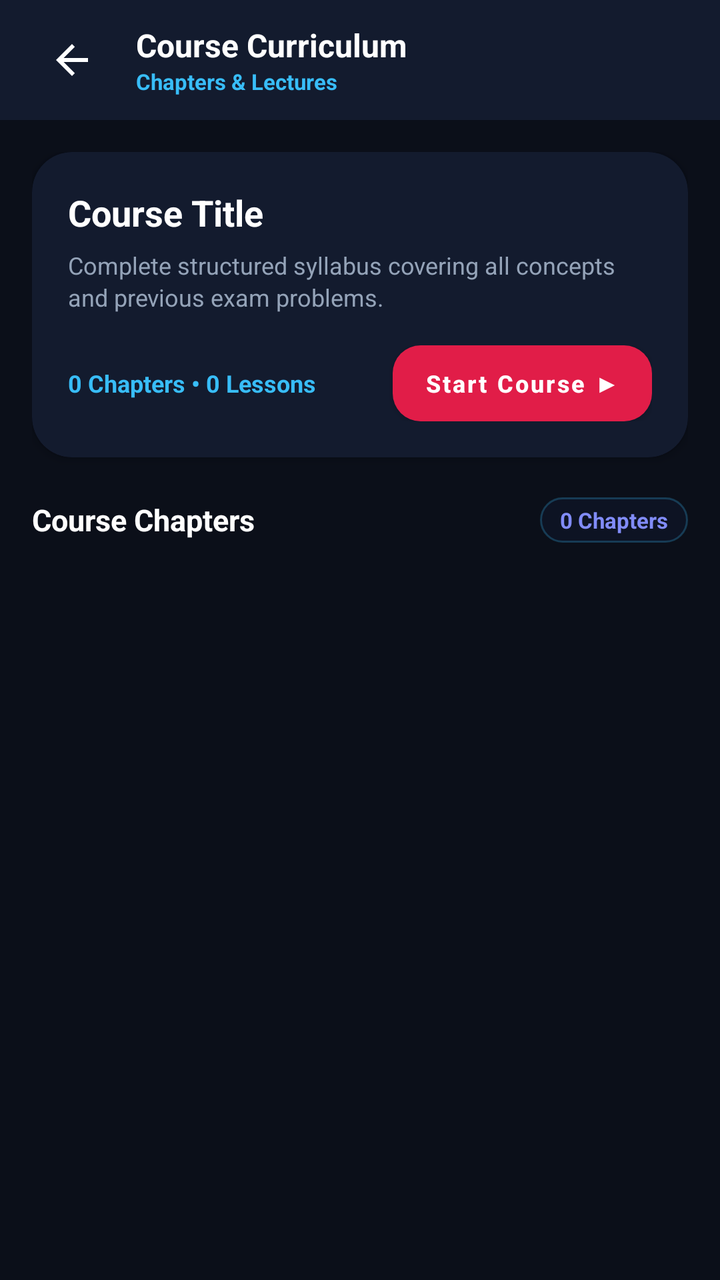
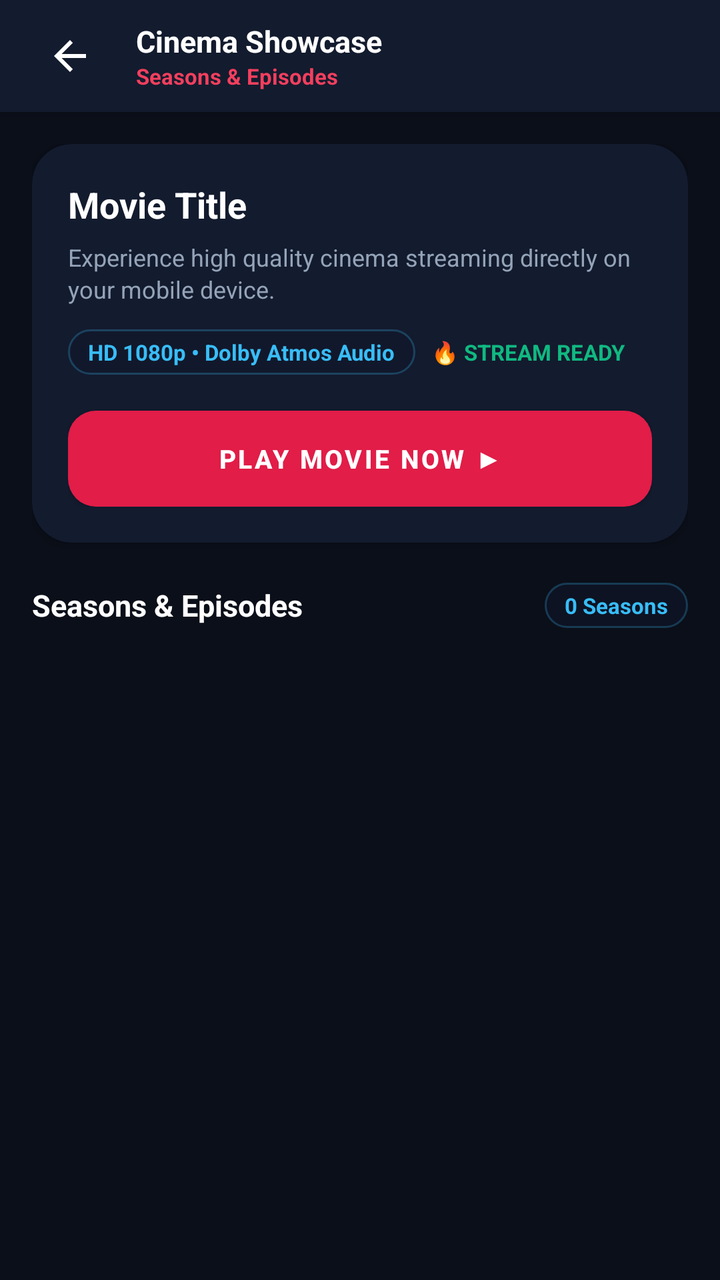

An Android layout rendered at two revisions. The XML below is the earlier revision; the diff shows what the commit changed to produce the second picture.
<!-- AndroidManifest.xml: application theme Theme.CinemasApp -->
<!-- res/layout/activity_media_detail.xml -->
<?xml version="1.0" encoding="utf-8"?>
<LinearLayout xmlns:android="http://schemas.android.com/apk/res/android"
    xmlns:app="http://schemas.android.com/apk/res-auto"
    android:layout_width="match_parent"
    android:layout_height="match_parent"
    android:orientation="vertical"
    android:background="#0B0F19">

    
    <RelativeLayout
        android:id="@+id/chaptersTopBar"
        android:layout_width="match_parent"
        android:layout_height="60dp"
        android:paddingHorizontal="16dp"
        android:background="#131B2E">

        <ImageButton
            android:id="@+id/btnBackFromChapters"
            android:layout_width="40dp"
            android:layout_height="40dp"
            android:layout_centerVertical="true"
            android:background="?attr/selectableItemBackgroundBorderless"
            android:src="@drawable/ic_arrow_back"
            android:tint="#FFFFFF"
            android:contentDescription="Back" />

        <LinearLayout
            android:layout_width="wrap_content"
            android:layout_height="wrap_content"
            android:layout_centerVertical="true"
            android:layout_toEndOf="@id/btnBackFromChapters"
            android:layout_marginStart="12dp"
            android:orientation="vertical">

            <TextView
                android:id="@+id/tvTopCourseTitle"
                android:layout_width="wrap_content"
                android:layout_height="wrap_content"
                android:text="Course Curriculum"
                android:textColor="#FFFFFF"
                android:textSize="16sp"
                android:textStyle="bold"
                android:maxLines="1"
                android:ellipsize="end" />

            <TextView
                android:id="@+id/tvTopCourseSubtitle"
                android:layout_width="wrap_content"
                android:layout_height="wrap_content"
                android:text="Chapters &amp; Lectures"
                android:textColor="#38BDF8"
                android:textSize="11sp"
                android:textStyle="bold" />
        </LinearLayout>
    </RelativeLayout>

    <androidx.core.widget.NestedScrollView
        android:layout_width="match_parent"
        android:layout_height="0dp"
        android:layout_weight="1"
        android:fillViewport="true">

        <LinearLayout
            android:layout_width="match_parent"
            android:layout_height="wrap_content"
            android:orientation="vertical"
            android:padding="16dp">

            
            <androidx.cardview.widget.CardView
                android:layout_width="match_parent"
                android:layout_height="wrap_content"
                android:layout_marginBottom="20dp"
                app:cardCornerRadius="20dp"
                app:cardElevation="3dp"
                app:cardBackgroundColor="#131B2E">

                <LinearLayout
                    android:layout_width="match_parent"
                    android:layout_height="wrap_content"
                    android:orientation="vertical"
                    android:padding="18dp">

                    <LinearLayout
                        android:layout_width="match_parent"
                        android:layout_height="wrap_content"
                        android:orientation="vertical">

                        <TextView
                            android:id="@+id/tvHeaderCourseTitle"
                            android:layout_width="match_parent"
                            android:layout_height="wrap_content"
                            android:text="Course Title"
                            android:textColor="#FFFFFF"
                            android:textSize="18sp"
                            android:textStyle="bold" />

                        <TextView
                            android:id="@+id/tvHeaderCourseDesc"
                            android:layout_width="match_parent"
                            android:layout_height="wrap_content"
                            android:layout_marginTop="6dp"
                            android:text="Complete structured syllabus covering all concepts and previous exam problems."
                            android:textColor="#94A3B8"
                            android:textSize="12sp"
                            android:lineSpacingExtra="2dp" />
                    </LinearLayout>

                    
                    <LinearLayout
                        android:layout_width="match_parent"
                        android:layout_height="wrap_content"
                        android:layout_marginTop="16dp"
                        android:orientation="horizontal"
                        android:gravity="center_vertical">

                        <TextView
                            android:id="@+id/tvCurriculumStats"
                            android:layout_width="0dp"
                            android:layout_height="wrap_content"
                            android:layout_weight="1"
                            android:text="0 Chapters • 0 Lessons"
                            android:textColor="#38BDF8"
                            android:textSize="12sp"
                            android:textStyle="bold" />

                        <Button
                            android:id="@+id/btnStartLearning"
                            android:layout_width="wrap_content"
                            android:layout_height="38dp"
                            android:background="@drawable/bg_gradient_brand"
                            android:text="Start Course ▶"
                            android:textColor="#FFFFFF"
                            android:textSize="12sp"
                            android:textStyle="bold"
                            android:textAllCaps="false"
                            android:paddingHorizontal="16dp" />
                    </LinearLayout>
                </LinearLayout>
            </androidx.cardview.widget.CardView>

            
            <LinearLayout
                android:layout_width="match_parent"
                android:layout_height="wrap_content"
                android:layout_marginBottom="12dp"
                android:orientation="horizontal"
                android:gravity="center_vertical">

                <TextView
                    android:layout_width="0dp"
                    android:layout_height="wrap_content"
                    android:layout_weight="1"
                    android:text="Course Chapters"
                    android:textColor="#FFFFFF"
                    android:textSize="15sp"
                    android:textStyle="bold" />

                <TextView
                    android:id="@+id/tvChapterCountPill"
                    android:layout_width="wrap_content"
                    android:layout_height="wrap_content"
                    android:background="@drawable/bg_glass_pill"
                    android:paddingHorizontal="10dp"
                    android:paddingVertical="4dp"
                    android:text="0 Chapters"
                    android:textColor="#818CF8"
                    android:textSize="11sp"
                    android:textStyle="bold" />
            </LinearLayout>

            
            <ProgressBar
                android:id="@+id/chaptersLoader"
                android:layout_width="48dp"
                android:layout_height="48dp"
                android:layout_gravity="center"
                android:layout_marginTop="32dp"
                android:indeterminateTint="#6366F1" />

            
            <LinearLayout
                android:id="@+id/layoutEmptyChapters"
                android:layout_width="match_parent"
                android:layout_height="wrap_content"
                android:orientation="vertical"
                android:gravity="center"
                android:layout_marginTop="40dp"
                android:visibility="gone">

                <ImageView
                    android:layout_width="56dp"
                    android:layout_height="56dp"
                    android:src="@drawable/ic_folder"
                    android:tint="#475569" />

                <TextView
                    android:layout_width="wrap_content"
                    android:layout_height="wrap_content"
                    android:layout_marginTop="12dp"
                    android:text="No chapters or lessons uploaded yet"
                    android:textColor="#64748B"
                    android:textSize="14sp"
                    android:textStyle="bold" />

                <TextView
                    android:layout_width="wrap_content"
                    android:layout_height="wrap_content"
                    android:layout_marginTop="4dp"
                    android:text="New lectures will appear here once added by the faculty"
                    android:textColor="#475569"
                    android:textSize="11sp" />
            </LinearLayout>

            
            <androidx.recyclerview.widget.RecyclerView
                android:id="@+id/rvChapters"
                android:layout_width="match_parent"
                android:layout_height="wrap_content"
                android:nestedScrollingEnabled="false" />

        </LinearLayout>
    </androidx.core.widget.NestedScrollView>

</LinearLayout>
<!-- resources referenced by this layout -->
<resources>
  <!-- drawable bg_glass_pill (drawable) -->
  <?xml version="1.0" encoding="utf-8"?>
  <shape xmlns:android="http://schemas.android.com/apk/res/android"
      android:shape="rectangle">
      <corners android:radius="20dp" />
      <solid android:color="#990F172A" />
      <stroke android:width="1dp" android:color="#4038BDF8" />
  </shape>
  <!-- drawable bg_gradient_brand (drawable) -->
  <?xml version="1.0" encoding="utf-8"?>
  <ripple xmlns:android="http://schemas.android.com/apk/res/android"
      android:color="#40FFFFFF">
      <item>
          <shape android:shape="rectangle">
              <corners android:radius="14dp" />
              <gradient
                  android:angle="45"
                  android:startColor="#4F46E5"
                  android:endColor="#7C3AED"
                  android:type="linear" />
          </shape>
      </item>
  </ripple>
  <!-- drawable ic_arrow_back (drawable) -->
  <vector xmlns:android="http://schemas.android.com/apk/res/android"
      android:width="24dp"
      android:height="24dp"
      android:viewportWidth="24"
      android:viewportHeight="24">
      <path
          android:fillColor="#FFFFFFFF"
          android:pathData="M20,11H7.83l5.59,-5.59L12,4l-8,8 8,8 1.41,-1.41L7.83,13H20v-2z"/>
  </vector>
  <!-- drawable ic_folder (drawable) -->
  <vector xmlns:android="http://schemas.android.com/apk/res/android"
      android:width="24dp"
      android:height="24dp"
      android:viewportWidth="24"
      android:viewportHeight="24">
      <path
          android:fillColor="#6366F1"
          android:pathData="M10,4H4c-1.1,0 -1.99,0.9 -1.99,2L2,18c0,1.1 0.9,2 2,2h16c1.1,0 2,-0.9 2,-2V8c0,-1.1 -0.9,-2 -2,-2h-8l-2,-2z"/>
  </vector>
  <style name="Theme.CinemasApp" parent="Theme.MaterialComponents.DayNight.NoActionBar">
          <item name="colorPrimary">#E11D48</item>
          <item name="colorPrimaryVariant">#BE123C</item>
          <item name="colorOnPrimary">#FFFFFF</item>
          <item name="colorSecondary">#F59E0B</item>
          <item name="colorOnSecondary">#0B0F19</item>
          <item name="android:statusBarColor">#0B0F19</item>
          <item name="android:navigationBarColor">#0B0F19</item>
          <item name="android:windowBackground">#0B0F19</item>
      </style>
</resources>

<!-- the commit's change to res/layout/activity_media_detail.xml (unified diff, before → after) -->
@@ -8,47 +8,47 @@
 
     
     <RelativeLayout
-        android:id="@+id/chaptersTopBar"
         android:layout_width="match_parent"
-        android:layout_height="60dp"
+        android:layout_height="56dp"
+        android:background="#131B2E"
         android:paddingHorizontal="16dp"
-        android:background="#131B2E">
+        android:elevation="4dp">
 
         <ImageButton
-            android:id="@+id/btnBackFromChapters"
-            android:layout_width="40dp"
-            android:layout_height="40dp"
+            android:id="@+id/btnBackFromDetails"
+            android:layout_width="38dp"
+            android:layout_height="38dp"
             android:layout_centerVertical="true"
-            android:background="?attr/selectableItemBackgroundBorderless"
             android:src="@drawable/ic_arrow_back"
             android:tint="#FFFFFF"
+            android:background="?attr/selectableItemBackgroundBorderless"
             android:contentDescription="Back" />
 
         <LinearLayout
             android:layout_width="wrap_content"
             android:layout_height="wrap_content"
             android:layout_centerVertical="true"
-            android:layout_toEndOf="@id/btnBackFromChapters"
-            android:layout_marginStart="12dp"
+            android:layout_toEndOf="@id/btnBackFromDetails"
+            android:layout_marginStart="14dp"
             android:orientation="vertical">
 
             <TextView
-                android:id="@+id/tvTopCourseTitle"
+                android:id="@+id/tvTopMediaTitle"
                 android:layout_width="wrap_content"
                 android:layout_height="wrap_content"
-                android:text="Course Curriculum"
+                android:text="Cinema Showcase"
                 android:textColor="#FFFFFF"
-                android:textSize="16sp"
+                android:textSize="15sp"
                 android:textStyle="bold"
                 android:maxLines="1"
                 android:ellipsize="end" />
 
             <TextView
-                android:id="@+id/tvTopCourseSubtitle"
+                android:id="@+id/tvTopMediaSubtitle"
                 android:layout_width="wrap_content"
                 android:layout_height="wrap_content"
-                android:text="Chapters &amp; Lectures"
-                android:textColor="#38BDF8"
+                android:text="Seasons &amp; Episodes"
+                android:textColor="#F43F5E"
                 android:textSize="11sp"
                 android:textStyle="bold" />
         </LinearLayout>
@@ -87,139 +87,158 @@
                         android:orientation="vertical">
 
                         <TextView
-                            android:id="@+id/tvHeaderCourseTitle"
+                            android:id="@+id/tvHeaderMediaTitle"
                             android:layout_width="match_parent"
                             android:layout_height="wrap_content"
-                            android:text="Course Title"
+                            android:text="Movie Title"
                             android:textColor="#FFFFFF"
                             android:textSize="18sp"
                             android:textStyle="bold" />
 
                         <TextView
-                            android:id="@+id/tvHeaderCourseDesc"
+                            android:id="@+id/tvHeaderMediaDesc"
                             android:layout_width="match_parent"
                             android:layout_height="wrap_content"
-                            android:layout_marginTop="6dp"
-                            android:text="Complete structured syllabus covering all concepts and previous exam problems."
+                            android:text="Experience high quality cinema streaming directly on your mobile device."
                             android:textColor="#94A3B8"
                             android:textSize="12sp"
+                            android:layout_marginTop="6dp"
                             android:lineSpacingExtra="2dp" />
+
+                        
+                        <LinearLayout
+                            android:layout_width="match_parent"
+                            android:layout_height="wrap_content"
+                            android:orientation="horizontal"
+                            android:layout_marginTop="12dp"
+                            android:gravity="center_vertical">
+
+                            <TextView
+                                android:id="@+id/tvMediaStats"
+                                android:layout_width="wrap_content"
+                                android:layout_height="wrap_content"
+                                android:text="HD 1080p • Dolby Atmos Audio"
+                                android:textColor="#38BDF8"
+                                android:textSize="11sp"
+                                android:textStyle="bold"
+                                android:background="@drawable/bg_glass_pill"
+                                android:paddingHorizontal="10dp"
+                                android:paddingVertical="4dp" />
+
+                            <TextView
+                                android:layout_width="wrap_content"
+                                android:layout_height="wrap_content"
+                                android:text="🔥 STREAM READY"
+                                android:textColor="#10B981"
+                                android:textSize="11sp"
+                                android:textStyle="bold"
+                                android:layout_marginStart="8dp" />
+                        </LinearLayout>
                     </LinearLayout>
 
                     
-                    <LinearLayout
+                    <Button
+                        android:id="@+id/btnStartStreaming"
                         android:layout_width="match_parent"
-                        android:layout_height="wrap_content"
-                        android:layout_marginTop="16dp"
-                        android:orientation="horizontal"
-                        android:gravity="center_vertical">
-
-                        <TextView
-                            android:id="@+id/tvCurriculumStats"
-                            android:layout_width="0dp"
-                            android:layout_height="wrap_content"
-                            android:layout_weight="1"
-                            android:text="0 Chapters • 0 Lessons"
-                            android:textColor="#38BDF8"
-                            android:textSize="12sp"
-                            android:textStyle="bold" />
-
-                        <Button
-                            android:id="@+id/btnStartLearning"
-                            android:layout_width="wrap_content"
-                            android:layout_height="38dp"
-                            android:background="@drawable/bg_gradient_brand"
-                            android:text="Start Course ▶"
-                            android:textColor="#FFFFFF"
-                            android:textSize="12sp"
-                            android:textStyle="bold"
-                            android:textAllCaps="false"
-                            android:paddingHorizontal="16dp" />
-                    </LinearLayout>
+                        android:layout_height="48dp"
+                        android:text="Play Movie Now ▶"
+                        android:textColor="#FFFFFF"
+                        android:textSize="13sp"
+                        android:textStyle="bold"
+                        android:background="@drawable/bg_gradient_brand"
+                        android:layout_marginTop="18dp" />
+
                 </LinearLayout>
+
             </androidx.cardview.widget.CardView>
 
             
+            <ProgressBar
+                android:id="@+id/mediaDetailLoader"
+                android:layout_width="wrap_content"
+                android:layout_height="wrap_content"
+                android:layout_gravity="center_horizontal"
+                android:indeterminateTint="#F43F5E"
+                android:visibility="gone"
+                android:layout_marginVertical="24dp" />
+
+            
             <LinearLayout
-                android:layout_width="match_parent"
-                android:layout_height="wrap_content"
-                android:layout_marginBottom="12dp"
+                android:id="@+id/seriesSectionHeader"
+                android:layout_width="match_parent"
+                android:layout_height="wrap_content"
                 android:orientation="horizontal"
-                android:gravity="center_vertical">
-
-                <TextView
+                android:gravity="center_vertical"
+                android:layout_marginBottom="12dp">
+
+                <TextView
+                    android:id="@+id/tvSeriesSectionTitle"
                     android:layout_width="0dp"
                     android:layout_height="wrap_content"
                     android:layout_weight="1"
-                    android:text="Course Chapters"
+                    android:text="Seasons &amp; Episodes"
                     android:textColor="#FFFFFF"
                     android:textSize="15sp"
                     android:textStyle="bold" />
 
                 <TextView
-                    android:id="@+id/tvChapterCountPill"
+                    android:id="@+id/tvSeasonCountPill"
                     android:layout_width="wrap_content"
                     android:layout_height="wrap_content"
+                    android:text="0 Seasons"
+                    android:textColor="#38BDF8"
+                    android:textSize="11sp"
+                    android:textStyle="bold"
                     android:background="@drawable/bg_glass_pill"
                     android:paddingHorizontal="10dp"
-                    android:paddingVertical="4dp"
-                    android:text="0 Chapters"
-                    android:textColor="#818CF8"
-                    android:textSize="11sp"
-                    android:textStyle="bold" />
+                    android:paddingVertical="4dp" />
             </LinearLayout>
 
             
-            <ProgressBar
-                android:id="@+id/chaptersLoader"
-                android:layout_width="48dp"
-                android:layout_height="48dp"
-                android:layout_gravity="center"
-                android:layout_marginTop="32dp"
-                android:indeterminateTint="#6366F1" />
+            <androidx.recyclerview.widget.RecyclerView
+                android:id="@+id/rvSeasons"
+                android:layout_width="match_parent"
+                android:layout_height="wrap_content"
+                android:nestedScrollingEnabled="false"
+                android:visibility="visible" />
 
             
             <LinearLayout
-                android:id="@+id/layoutEmptyChapters"
+                android:id="@+id/layoutEmptyMedia"
                 android:layout_width="match_parent"
                 android:layout_height="wrap_content"
                 android:orientation="vertical"
                 android:gravity="center"
-                android:layout_marginTop="40dp"
+                android:padding="32dp"
                 android:visibility="gone">
 
                 <ImageView
                     android:layout_width="56dp"
                     android:layout_height="56dp"
-                    android:src="@drawable/ic_folder"
-                    android:tint="#475569" />
+                    android:src="@drawable/ic_play_arrow"
+                    android:tint="#334155" />
 
                 <TextView
                     android:layout_width="wrap_content"
                     android:layout_height="wrap_content"
-                    android:layout_marginTop="12dp"
-                    android:text="No chapters or lessons uploaded yet"
+                    android:text="No streams added yet"
+                    android:textColor="#FFFFFF"
+                    android:textSize="15sp"
+                    android:textStyle="bold"
+                    android:layout_marginTop="12dp" />
+
+                <TextView
+                    android:layout_width="wrap_content"
+                    android:layout_height="wrap_content"
+                    android:text="Episodes for this title will be available soon."
                     android:textColor="#64748B"
-                    android:textSize="14sp"
-                    android:textStyle="bold" />
-
-                <TextView
-                    android:layout_width="wrap_content"
-                    android:layout_height="wrap_content"
+                    android:textSize="12sp"
                     android:layout_marginTop="4dp"
-                    android:text="New lectures will appear here once added by the faculty"
-                    android:textColor="#475569"
-                    android:textSize="11sp" />
+                    android:textAlignment="center" />
             </LinearLayout>
 
-            
-            <androidx.recyclerview.widget.RecyclerView
-                android:id="@+id/rvChapters"
-                android:layout_width="match_parent"
-                android:layout_height="wrap_content"
-                android:nestedScrollingEnabled="false" />
-
         </LinearLayout>
+
     </androidx.core.widget.NestedScrollView>
 
 </LinearLayout>
<!-- resource entries referenced after the edit -->
@@ -33,15 +33,15 @@
           android:fillColor="#FFFFFFFF"
           android:pathData="M20,11H7.83l5.59,-5.59L12,4l-8,8 8,8 1.41,-1.41L7.83,13H20v-2z"/>
   </vector>
-  <!-- drawable ic_folder (drawable) -->
+  <!-- drawable ic_play_arrow (drawable) -->
   <vector xmlns:android="http://schemas.android.com/apk/res/android"
       android:width="24dp"
       android:height="24dp"
       android:viewportWidth="24"
       android:viewportHeight="24">
       <path
-          android:fillColor="#6366F1"
-          android:pathData="M10,4H4c-1.1,0 -1.99,0.9 -1.99,2L2,18c0,1.1 0.9,2 2,2h16c1.1,0 2,-0.9 2,-2V8c0,-1.1 -0.9,-2 -2,-2h-8l-2,-2z"/>
+          android:fillColor="#FFFFFFFF"
+          android:pathData="M8,5v14l11,-7z"/>
   </vector>
   <style name="Theme.CinemasApp" parent="Theme.MaterialComponents.DayNight.NoActionBar">
           <item name="colorPrimary">#E11D48</item>
